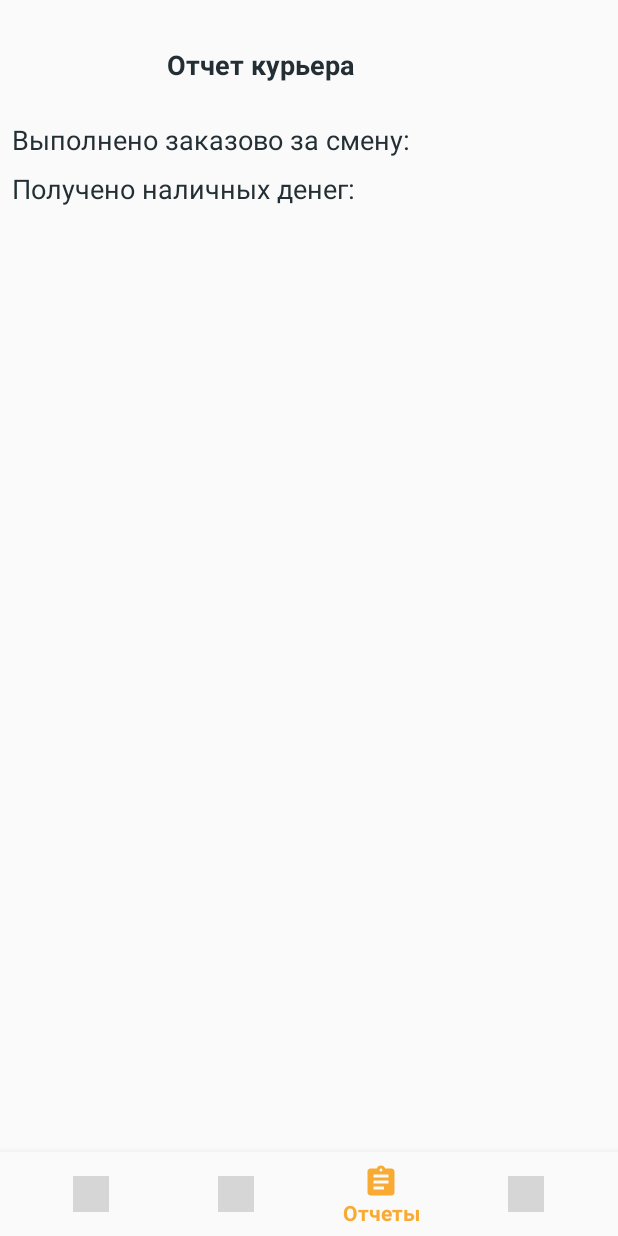
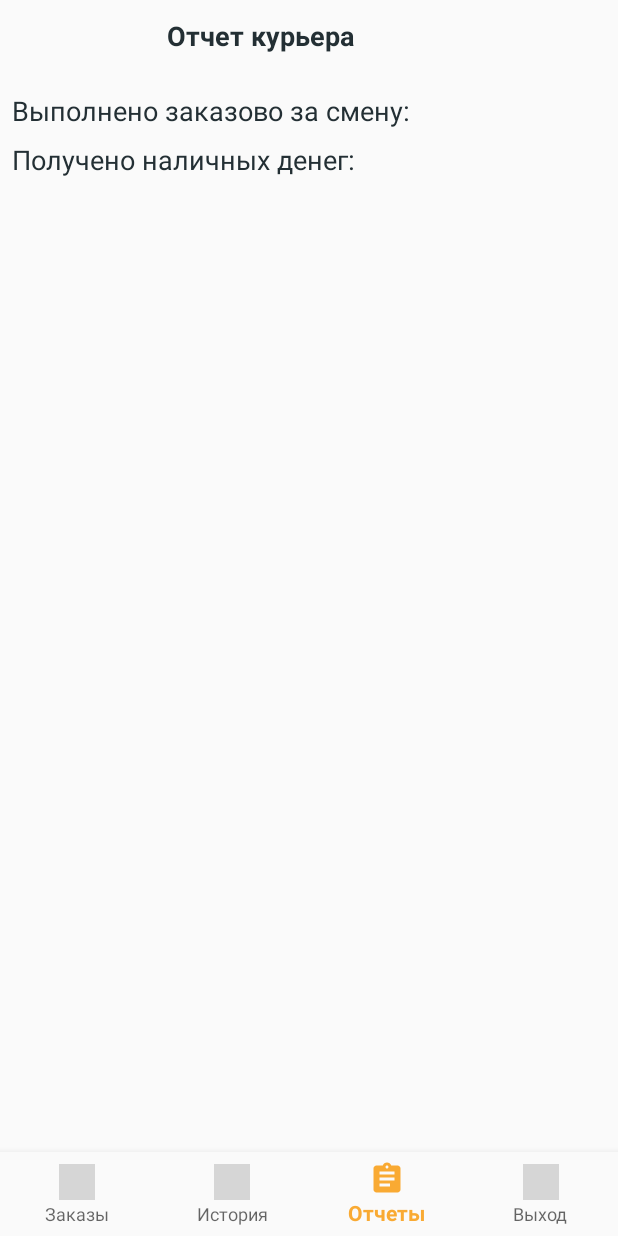
Before and after one commit to bewithforce/RiderApp, an Android app: the BaseActivity screen opened directly, with no data from a screen before it, item 3 of the bottom bar chosen, on a phone screen of 412 x 824 dp. Run offline under Robolectric (Android 15) with nearby library versions, the phone set to English and light mode, and no system bars; grey boxes are pictures that could not be loaded.

Commit message:
design for dessert

```diff
--- a/app/src/main/java/com/github/bewithforce/riderapp/GeoReceiver.java
+++ b/app/src/main/java/com/github/bewithforce/riderapp/GeoReceiver.java
@@ -13,7 +13,6 @@ import com.github.bewithforce.riderapp.post.requestBeans.CourierLocation;
 import retrofit2.Call;
 import retrofit2.Callback;
 import retrofit2.Response;
-
 
 public class GeoReceiver extends BroadcastReceiver {
     @Override
--- a/app/src/main/java/com/github/bewithforce/riderapp/gui/BaseActivity.java
+++ b/app/src/main/java/com/github/bewithforce/riderapp/gui/BaseActivity.java
@@ -11,13 +11,13 @@ import android.support.v4.content.ContextCompat;
 import android.support.v7.app.AppCompatActivity;
 import android.os.Bundle;
 import android.util.Log;
-import android.widget.FrameLayout;
 
 import com.github.bewithforce.riderapp.GeoReceiver;
 import com.github.bewithforce.riderapp.GeoService;
 import com.github.bewithforce.riderapp.R;
 import com.github.bewithforce.riderapp.gui.fragments.OrdersFragment;
 import com.github.bewithforce.riderapp.gui.fragments.StatsFragment;
+import com.github.bewithforce.riderapp.tools.SessionTools;
 
 public class BaseActivity extends AppCompatActivity {
 
@@ -48,18 +48,20 @@ public class BaseActivity extends AppCompatActivity {
                 case R.id.action_orders:
                     getSupportFragmentManager()
                             .beginTransaction()
-                            .add(R.id.base_fragment, new OrdersFragment())
+                            .replace(R.id.base_fragment, new OrdersFragment())
                             .commit();
                     return true;
                 case R.id.action_history:
                     return true;
                 case R.id.action_stats:
+                    Log.e("veeeee", "we can change everything");
                     getSupportFragmentManager()
                             .beginTransaction()
-                            .add(R.id.base_fragment, new StatsFragment())
+                            .replace(R.id.base_fragment, new StatsFragment())
                             .commit();
                     return true;
                 case R.id.action_exit:
+                    SessionTools.removeToken(getBaseContext());
                     finish();
                     return true;
             }
@@ -100,5 +102,7 @@ public class BaseActivity extends AppCompatActivity {
     @Override
     protected void onDestroy() {
         super.onDestroy();
+        stopService(geoIntent);
+        unregisterReceiver(receiver);
     }
 }
--- a/app/src/main/java/com/github/bewithforce/riderapp/gui/fragments/HistoryFragment.java
+++ b/app/src/main/java/com/github/bewithforce/riderapp/gui/fragments/HistoryFragment.java
@@ -8,8 +8,6 @@ import android.view.ViewGroup;
 import android.widget.ArrayAdapter;
 
 import com.github.bewithforce.riderapp.R;
-import com.github.bewithforce.riderapp.post.APIClient;
-import com.github.bewithforce.riderapp.post.CallAPI;
 
 public class HistoryFragment extends ListFragment {
     @Override
--- a/app/src/main/java/com/github/bewithforce/riderapp/gui/fragments/OrderFragment.java
+++ b/app/src/main/java/com/github/bewithforce/riderapp/gui/fragments/OrderFragment.java
@@ -15,9 +15,7 @@ import com.github.bewithforce.riderapp.R;
 import com.github.bewithforce.riderapp.gui.LogInActivity.LoginActivity;
 import com.github.bewithforce.riderapp.post.APIClient;
 import com.github.bewithforce.riderapp.post.CallAPI;
-import com.github.bewithforce.riderapp.post.requestBeans.Order;
 import com.github.bewithforce.riderapp.post.requestBeans.OrderWithDishes;
-import com.github.bewithforce.riderapp.post.requestBeans.Stat;
 
 import retrofit2.Call;
 import retrofit2.Callback;
--- a/app/src/main/java/com/github/bewithforce/riderapp/gui/fragments/OrdersFragment.java
+++ b/app/src/main/java/com/github/bewithforce/riderapp/gui/fragments/OrdersFragment.java
@@ -1,8 +1,6 @@
 package com.github.bewithforce.riderapp.gui.fragments;
 
-import android.content.Context;
 import android.content.Intent;
-import android.content.SharedPreferences;
 import android.os.Bundle;
 import android.support.v4.app.ListFragment;
 import android.util.Log;
@@ -10,18 +8,15 @@ import android.view.LayoutInflater;
 import android.view.View;
 import android.view.ViewGroup;
 import android.widget.AdapterView;
-import android.widget.ListView;
 
 import com.github.bewithforce.riderapp.R;
 import com.github.bewithforce.riderapp.adapters.OrdersListAdapter;
-import com.github.bewithforce.riderapp.gui.BaseActivity;
 import com.github.bewithforce.riderapp.gui.LogInActivity.LoginActivity;
 import com.github.bewithforce.riderapp.post.APIClient;
 import com.github.bewithforce.riderapp.post.CallAPI;
 import com.github.bewithforce.riderapp.post.requestBeans.Order;
-import com.github.bewithforce.riderapp.post.requestBeans.Orders;
+import com.github.bewithforce.riderapp.tools.SessionTools;
 
-import java.util.ArrayList;
 import java.util.List;
 
 import retrofit2.Call;
@@ -51,8 +46,7 @@ public class OrdersFragment extends ListFragment {
                     .add(R.id.base_fragment, new OrdersFragment())
                     .commit();
         });
-        SharedPreferences prefs = this.getActivity().getSharedPreferences("session_token", Context.MODE_PRIVATE);
-        String token = prefs.getString("token", null);
+        String token = SessionTools.getToken(getActivity().getBaseContext());
 
         Call<List<Order>> call = callAPI.getOrders(token);
         call.enqueue(new Callback<List<Order>>() {
@@ -71,8 +65,9 @@ public class OrdersFragment extends ListFragment {
                         break;
                     case 401:
                         Intent intent_finish = new Intent(OrdersFragment.this.getActivity(), LoginActivity.class);
+                        SessionTools.removeToken(getContext());
+                        OrdersFragment.this.getActivity().finish();
                         startActivity(intent_finish);
-                        OrdersFragment.this.getActivity().finish();
                 }
             }
 
--- a/app/src/main/java/com/github/bewithforce/riderapp/gui/fragments/StatsFragment.java
+++ b/app/src/main/java/com/github/bewithforce/riderapp/gui/fragments/StatsFragment.java
@@ -1,8 +1,6 @@
 package com.github.bewithforce.riderapp.gui.fragments;
 
-import android.content.Context;
 import android.content.Intent;
-import android.content.SharedPreferences;
 import android.os.Bundle;
 import android.support.v4.app.Fragment;
 import android.util.Log;
@@ -16,6 +14,7 @@ import com.github.bewithforce.riderapp.gui.LogInActivity.LoginActivity;
 import com.github.bewithforce.riderapp.post.APIClient;
 import com.github.bewithforce.riderapp.post.CallAPI;
 import com.github.bewithforce.riderapp.post.requestBeans.Stat;
+import com.github.bewithforce.riderapp.tools.SessionTools;
 
 import retrofit2.Call;
 import retrofit2.Callback;
@@ -35,8 +34,7 @@ public class StatsFragment extends Fragment {
         TextView orders_completed = getView().findViewById(R.id.orders_completed);
         CallAPI callAPI = APIClient.getClient().create(CallAPI.class);
 
-        SharedPreferences prefs = this.getActivity().getSharedPreferences("session_token", Context.MODE_PRIVATE);
-        String token = prefs.getString("token", null);
+        String token = SessionTools.getToken(getActivity().getBaseContext());
         Call<Stat> call = callAPI.getStatiscs(token);
         call.enqueue(new Callback<Stat>() {
             @Override
@@ -65,5 +63,6 @@ public class StatsFragment extends Fragment {
                 call.cancel();
             }
         });
+        Log.e("veeeee", "And we change");
     }
 }
--- a/app/src/main/java/com/github/bewithforce/riderapp/post/CallAPI.java
+++ b/app/src/main/java/com/github/bewithforce/riderapp/post/CallAPI.java
@@ -10,7 +10,6 @@ import com.github.bewithforce.riderapp.post.requestBeans.Stat;
 
 import java.util.List;
 
-import io.reactivex.Observable;
 import retrofit2.Call;
 import retrofit2.http.Body;
 import retrofit2.http.GET;
--- a/app/src/main/java/com/github/bewithforce/riderapp/post/requestBeans/Orders.java
+++ b/app/src/main/java/com/github/bewithforce/riderapp/post/requestBeans/Orders.java
@@ -2,7 +2,6 @@ package com.github.bewithforce.riderapp.post.requestBeans;
 
 import java.util.List;
 
-import com.github.bewithforce.riderapp.post.requestBeans.Order;
 import com.google.gson.annotations.Expose;
 import com.google.gson.annotations.SerializedName;
 
--- a/app/src/main/java/com/github/bewithforce/riderapp/post/requestBeans/RestaurantLocation.java
+++ b/app/src/main/java/com/github/bewithforce/riderapp/post/requestBeans/RestaurantLocation.java
@@ -1,5 +1,4 @@
 package com.github.bewithforce.riderapp.post.requestBeans;
-
 
 import com.google.gson.annotations.Expose;
 import com.google.gson.annotations.SerializedName;
--- a/app/src/main/res/layout/activity_login.xml
+++ b/app/src/main/res/layout/activity_login.xml
@@ -65,6 +65,8 @@
         android:layout_marginTop="20dp"
         android:background="@drawable/button_login"
         android:text="@string/action_sign_in"
+        android:textColor="#FFFFFF"
+        android:textSize="18sp"
         app:layout_constraintStart_toStartOf="parent"
         app:layout_constraintTop_toBottomOf="@+id/textInputLayout2" />
 
@@ -75,6 +77,8 @@
         android:layout_marginStart="50dp"
         android:layout_marginTop="8dp"
         android:text="@string/action_register"
+        android:textColor="#7C9099"
+        android:textSize="18sp"
         app:layout_constraintStart_toStartOf="parent"
         app:layout_constraintTop_toBottomOf="@+id/buttonLogin"
         android:background="@drawable/button_register"/>
--- a/app/src/main/res/layout/base_activity.xml
+++ b/app/src/main/res/layout/base_activity.xml
@@ -6,13 +6,12 @@
     android:layout_height="match_parent"
     tools:context=".gui.BaseActivity">
 
-
-
     <android.support.design.widget.BottomNavigationView
         android:id="@+id/navigation"
         android:layout_width="0dp"
         android:layout_height="wrap_content"
         android:layout_marginStart="0dp"
+        app:labelVisibilityMode="labeled"
         android:layout_marginEnd="0dp"
         android:background="?android:attr/windowBackground"
         app:layout_constraintBottom_toBottomOf="parent"
@@ -20,19 +19,8 @@
         app:layout_constraintRight_toRightOf="parent"
         app:menu="@menu/bottom_navigation_orders_and_others" />
 
-   <!-- <FrameLayout
-        android:layout_width="match_parent"
-        android:layout_height="510dp"
-        android:layout_marginBottom="8dp"
-        app:layout_constraintBottom_toTopOf="@+id/navigation"
-        app:layout_constraintEnd_toEndOf="parent"
-        app:layout_constraintHorizontal_bias="0.0"
-        app:layout_constraintStart_toStartOf="parent"
-        app:layout_constraintTop_toTopOf="parent"
-        app:layout_constraintVertical_bias="0.0"> -->
-    <fragment
+    <FrameLayout
         android:id="@+id/base_fragment"
-        class="com.github.bewithforce.riderapp.gui.fragments.OrdersFragment"
         android:layout_width="match_parent"
         android:layout_height="match_parent"
         android:layout_marginStart="0dp"
@@ -44,7 +32,4 @@
         app:layout_constraintStart_toStartOf="parent"
         app:layout_constraintTop_toTopOf="parent" />
 
-  <!--  </FrameLayout> -->
-
-
 </android.support.constraint.ConstraintLayout>
```
Also changed, not shown: app/src/main/java/com/github/bewithforce/riderapp/adapters/OrdersListAdapter.java (+26 -24 lines), app/src/main/java/com/github/bewithforce/riderapp/gui/LogInActivity/LoginActivity.java (+2 -17 lines), app/src/main/java/com/github/bewithforce/riderapp/gui/SplashActivity/SplashActivity.java (+4 -34 lines), app/src/main/java/com/github/bewithforce/riderapp/post/requestBeans/Order.java (+0 -13 lines), app/src/main/java/com/github/bewithforce/riderapp/post/requestBeans/OrderWithDishes.java (+6 -9 lines), app/src/main/java/com/github/bewithforce/riderapp/tools/SessionTools.java (added, +62 -0 lines), app/src/main/res/layout/activity_splash.xml (+7 -3 lines), 1 other file.
